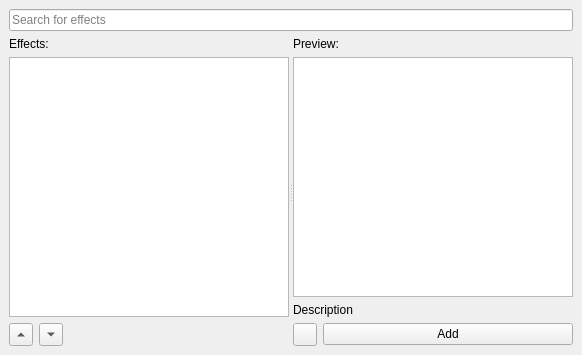
The window that RWESharp/ui/uifiles/special/effectexplorer.ui (timofey260/RWE-Sharp) describes before a commit, drawn with Qt 5.
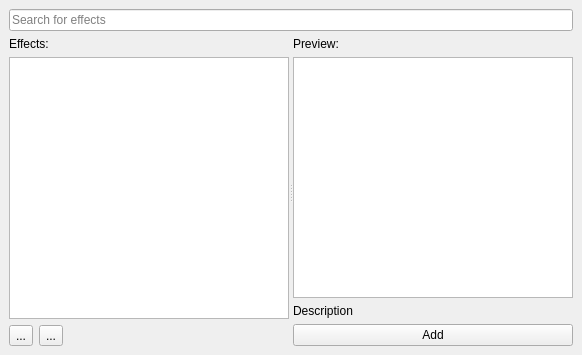
The same window after the commit. Icons and pictures are not drawn. Custom widgets are drawn as their Qt base class.

Commit message: All buttons in explorers work and more

```diff
--- a/RWESharp/ui/uifiles/special/effectexplorer.ui
+++ b/RWESharp/ui/uifiles/special/effectexplorer.ui
@@ -56,7 +56,7 @@
              <string>...</string>
             </property>
             <property name="arrowType">
-             <enum>Qt::ArrowType::UpArrow</enum>
+             <enum>Qt::ArrowType::NoArrow</enum>
             </property>
            </widget>
           </item>
@@ -66,7 +66,7 @@
              <string>...</string>
             </property>
             <property name="arrowType">
-             <enum>Qt::ArrowType::DownArrow</enum>
+             <enum>Qt::ArrowType::NoArrow</enum>
             </property>
            </widget>
           </item>
@@ -110,18 +110,6 @@
          </widget>
         </item>
         <item>
-         <layout class="QHBoxLayout" name="horizontalLayout_2">
-          <item>
-           <widget class="QToolButton" name="Favorite">
-            <property name="text">
-             <string/>
-            </property>
-            <property name="icon">
-             <iconset theme="emblem-favorite"/>
-            </property>
-           </widget>
-          </item>
-          <item>
            <widget class="QPushButton" name="AddEffect">
             <property name="text">
              <string>Add</string>
@@ -129,8 +117,6 @@
            </widget>
           </item>
          </layout>
-        </item>
-       </layout>
       </widget>
      </widget>
     </item>
```
Left out of the diff: 12 changed lines with no effect on the pictures. Lines whose indentation alone changed are shown as unchanged. The commit also changes 19 other files.
